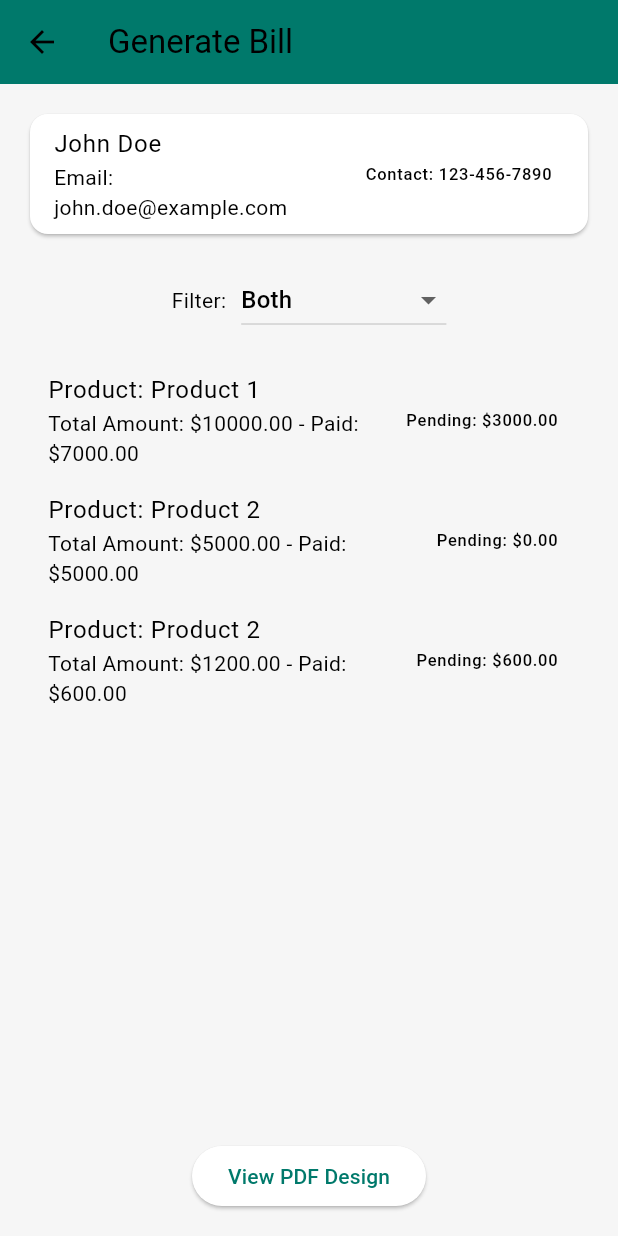
After one commit to MrManavRamani-Flutter/stock_manage_p01, a Flutter app: the ClientDetails screen opened directly with sample values from the repository, after a tap on "Generate Bill", on a phone screen of 412 x 824 dp. The commit adds this screen. Run offline on Flutter 3.47's test engine with Material 3 defaults, Android fonts, the phone set to English and light mode, and no system bars; our stand-ins replace image_picker, pdf, printing, syncfusion_flutter_charts.

Commit message:
Add Billing Functionality with download and also filter on order pending or paid or both...

```diff
--- a/lib/views/client_views/client_details.dart
+++ b/lib/views/client_views/client_details.dart
@@ -5,6 +5,7 @@ import 'package:stock_manage/models/purchase_model.dart';
 import 'package:stock_manage/models/purchase_summary.dart';
 import 'package:stock_manage/utils/global.dart';
 import 'package:stock_manage/views/client_views/client_update.dart';
+import 'package:stock_manage/views/client_views/generate_bill/generate_bill_view.dart';
 import 'package:stock_manage/views/client_views/purchase_views/payment_screen.dart';
 import 'package:stock_manage/views/client_views/purchase_views/purchase_details_list.dart';
 import 'package:stock_manage/views/client_views/widgets/client_info_card.dart';
@@ -107,7 +108,13 @@ class _ClientDetailsState extends State<ClientDetails> {
             amount: summary.totalAmount.toStringAsFixed(2),
             color: AppColors.accentColor,
           ),
-          _buildPayPendingButton(),
+          Row(
+            mainAxisAlignment: MainAxisAlignment.spaceAround,
+            children: [
+              _buildPayPendingButton(),
+              _buildGenerateBillButton(),
+            ],
+          ),
           const SizedBox(height: 20),
           const Text(
             "Purchase Details",
@@ -162,6 +169,24 @@ class _ClientDetailsState extends State<ClientDetails> {
     });
   }
 
+  Widget _buildGenerateBillButton() {
+    return Center(
+      child: ElevatedButton(
+        onPressed: _generateBill,
+        child: const Text("Generate Bill"),
+      ),
+    );
+  }
+
+  void _generateBill() {
+    Navigator.push(
+      context,
+      MaterialPageRoute(
+        builder: (context) => GenerateBillView(client: widget.client),
+      ),
+    );
+  }
+
   PurchaseSummary _calculatePurchasesSummary(List<Purchase> purchases) {
     double totalAmount =
         purchases.fold(0.0, (sum, purchase) => sum + purchase.totalAmount);
--- /dev/null
+++ b/lib/views/client_views/generate_bill/generate_bill_view.dart
@@ -0,0 +1,172 @@
+import 'package:flutter/material.dart';
+import 'package:pdf/pdf.dart';
+import 'package:pdf/widgets.dart' as pw;
+import 'package:printing/printing.dart';
+import 'package:stock_manage/constants/app_colors.dart';
+import 'package:stock_manage/models/client_model.dart';
+import 'package:stock_manage/models/purchase_model.dart';
+import 'package:stock_manage/utils/global.dart';
+
+class GenerateBillView extends StatefulWidget {
+  final Client client;
+
+  const GenerateBillView({super.key, required this.client});
+
+  @override
+  State<GenerateBillView> createState() => _GenerateBillViewState();
+}
+
+class _GenerateBillViewState extends State<GenerateBillView> {
+  String filterType = 'both';
+
+  List<Purchase> getFilteredPurchases() {
+    List<Purchase> clientPurchases = Global.purchases
+        .where((purchase) => purchase.clientId == widget.client.id)
+        .toList();
+
+    switch (filterType) {
+      case 'pending':
+        return clientPurchases
+            .where((purchase) => purchase.pendingPayment > 0)
+            .toList();
+      case 'paid':
+        return clientPurchases
+            .where((purchase) => purchase.pendingPayment == 0)
+            .toList();
+      case 'both':
+      default:
+        return clientPurchases;
+    }
+  }
+
+  @override
+  Widget build(BuildContext context) {
+    final filteredPurchases = getFilteredPurchases();
+
+    return Scaffold(
+      appBar: AppBar(
+        title: const Text('Generate Bill'),
+        backgroundColor: AppColors.primaryColor,
+      ),
+      body: Padding(
+        padding: const EdgeInsets.all(16.0),
+        child: Column(
+          crossAxisAlignment: CrossAxisAlignment.start,
+          children: [
+            _buildClientDetails(),
+            const SizedBox(height: 16),
+            _buildFilterOptions(),
+            const SizedBox(height: 16),
+            Expanded(child: _buildPurchaseList(filteredPurchases)),
+            _buildGeneratePdfButton(),
+          ],
+        ),
+      ),
+    );
+  }
+
+  Widget _buildClientDetails() {
+    return Card(
+      child: ListTile(
+        title: Text(widget.client.clientName),
+        subtitle: Text('Email: ${widget.client.email}'),
+        trailing: Text('Contact: ${widget.client.contact}'),
+      ),
+    );
+  }
+
+  Widget _buildFilterOptions() {
+    return Row(
+      mainAxisAlignment: MainAxisAlignment.center,
+      children: [
+        const Text("Filter:"),
+        const SizedBox(width: 10),
+        DropdownButton<String>(
+          value: filterType,
+          items: const [
+            DropdownMenuItem(value: 'pending', child: Text("Pending Orders")),
+            DropdownMenuItem(value: 'paid', child: Text("Paid Orders")),
+            DropdownMenuItem(value: 'both', child: Text("Both")),
+          ],
+          onChanged: (value) {
+            setState(() {
+              filterType = value ?? 'both';
+            });
+          },
+        ),
+      ],
+    );
+  }
+
+  Widget _buildPurchaseList(List<Purchase> purchases) {
+    if (purchases.isEmpty) {
+      return const Center(child: Text('No orders found.'));
+    }
+    return ListView.builder(
+      itemCount: purchases.length,
+      itemBuilder: (context, index) {
+        final purchase = purchases[index];
+        final product =
+        Global.products.firstWhere((prod) => prod.id == purchase.productId);
+
+        return ListTile(
+          title: Text('Product: ${product.name}'),
+          subtitle: Text(
+            'Total Amount: \$${purchase.totalAmount.toStringAsFixed(2)} - Paid: \$${purchase.totalPayment.toStringAsFixed(2)}',
+          ),
+          trailing:
+          Text('Pending: \$${purchase.pendingPayment.toStringAsFixed(2)}'),
+        );
+      },
+    );
+  }
+
+  Widget _buildGeneratePdfButton() {
+    return Center(
+      child: ElevatedButton(
+        onPressed: _generatePdfPreview,
+        child: const Text("View PDF Design"),
+      ),
+    );
+  }
+
+  void _generatePdfPreview() async {
+    final pdf = pw.Document();
+
+    pdf.addPage(
+      pw.Page(
+        build: (pw.Context context) {
+          return pw.Column(
+            crossAxisAlignment: pw.CrossAxisAlignment.start,
+            children: [
+              pw.Text('Client Details', style: pw.TextStyle(fontSize: 24)),
+              pw.Text('Name: ${widget.client.clientName}'),
+              pw.Text('Email: ${widget.client.email}'),
+              pw.Text('Contact: ${widget.client.contact}'),
+              pw.SizedBox(height: 20),
+              pw.Text('Purchase Details', style: pw.TextStyle(fontSize: 20)),
+              pw.ListView.builder(
+                itemCount: getFilteredPurchases().length,
+                itemBuilder: (context, index) {
+                  final purchase = getFilteredPurchases()[index];
+                  final product = Global.products.firstWhere((prod) => prod.id == purchase.productId);
+                  return pw.Row(
+                    mainAxisAlignment: pw.MainAxisAlignment.spaceBetween,
+                    children: [
+                      pw.Text(product.name),
+                      pw.Text('Total: \$${purchase.totalAmount.toStringAsFixed(2)}'),
+                      pw.Text('Paid: \$${purchase.totalPayment.toStringAsFixed(2)}'),
+                      pw.Text('Pending: \$${purchase.pendingPayment.toStringAsFixed(2)}'),
+                    ],
+                  );
+                },
+              ),
+            ],
+          );
+        },
+      ),
+    );
+
+    await Printing.layoutPdf(onLayout: (PdfPageFormat format) async => pdf.save());
+  }
+}
--- a/pubspec.yaml
+++ b/pubspec.yaml
@@ -14,6 +14,8 @@ dependencies:
   image_picker: ^1.1.2
   syncfusion_flutter_charts: ^20.1.60
   intl: ^0.18.0
+  pdf: ^3.6.0
+  printing: ^5.8.0
 
 dev_dependencies:
   flutter_test:
```
Also changed, not shown: pubspec.lock, 5 other files.
